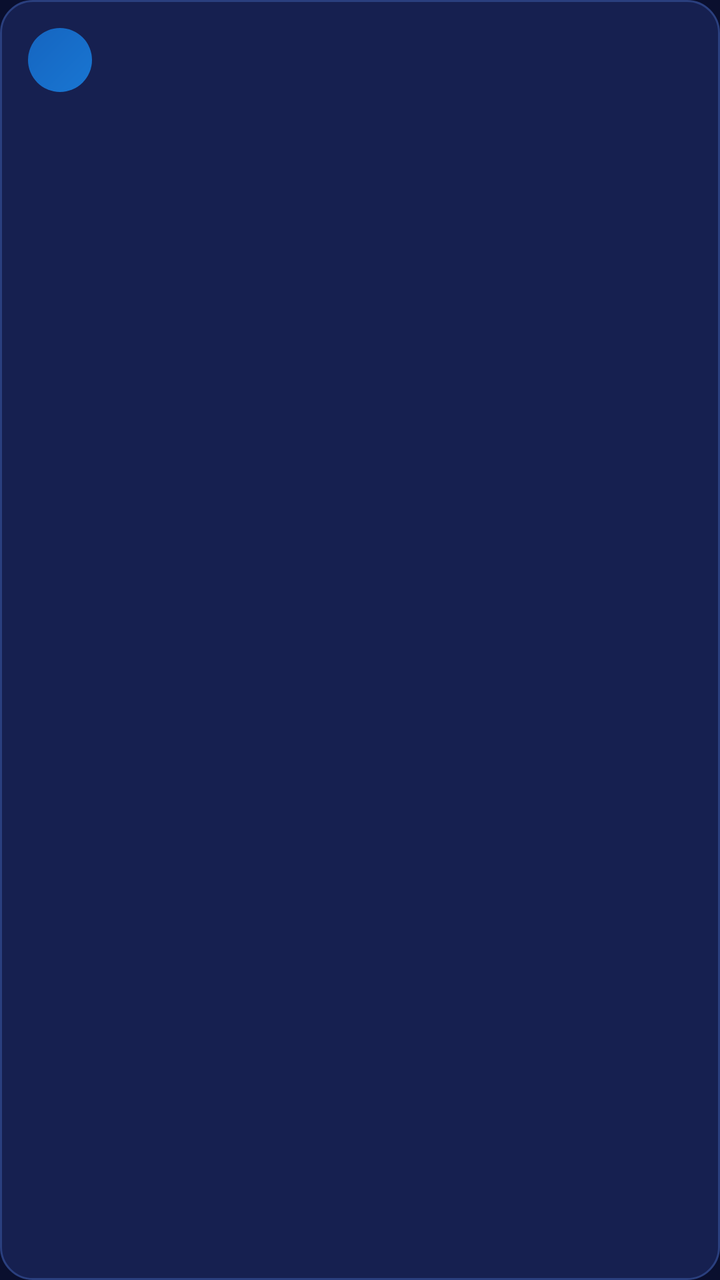
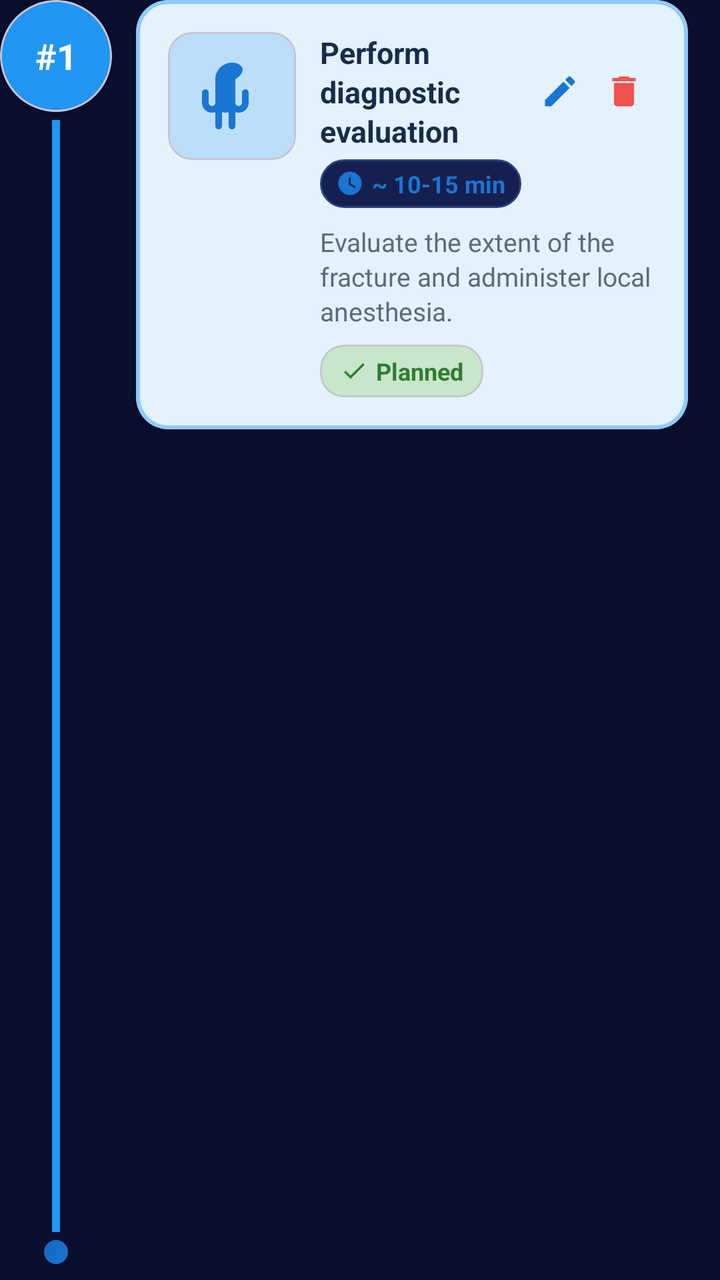

Screens rendered from an Android XML layout before and after an edit, with the pre-edit source and the edit as a unified diff.
<!-- AndroidManifest.xml: application theme Theme.SmileSync -->
<!-- res/layout/item_sequence.xml -->
<?xml version="1.0" encoding="utf-8"?>
<LinearLayout xmlns:android="http://schemas.android.com/apk/res/android"
    android:layout_width="match_parent"
    android:layout_height="wrap_content"
    android:orientation="horizontal"
    android:background="@drawable/bg_patient_card"
    android:padding="14dp"
    android:layout_marginBottom="8dp"
    android:gravity="top">

    
    <TextView
        android:id="@+id/tv_seq_order"
        android:layout_width="32dp"
        android:layout_height="32dp"
        android:background="@drawable/bg_initials_avatar"
        android:textColor="#FFFFFF"
        android:textSize="12sp"
        android:textStyle="bold"
        android:gravity="center"
        android:layout_marginRight="12dp" />

    
    <LinearLayout
        android:layout_width="0dp"
        android:layout_height="wrap_content"
        android:layout_weight="1"
        android:orientation="vertical">

        
        <LinearLayout
            android:layout_width="match_parent"
            android:layout_height="wrap_content"
            android:orientation="horizontal"
            android:gravity="center_vertical"
            android:layout_marginBottom="4dp">

            <TextView
                android:id="@+id/tv_seq_description"
                android:layout_width="0dp"
                android:layout_height="wrap_content"
                android:layout_weight="1"
                android:textColor="@color/text_white"
                android:textSize="13sp"
                android:textStyle="bold" />

            <TextView
                android:id="@+id/tv_seq_status"
                android:layout_width="wrap_content"
                android:layout_height="wrap_content"
                android:textColor="#FFFFFF"
                android:textSize="10sp"
                android:textStyle="bold"
                android:paddingLeft="8dp"
                android:paddingRight="8dp"
                android:paddingTop="3dp"
                android:paddingBottom="3dp"
                android:layout_marginLeft="6dp" />
        </LinearLayout>

        <TextView
            android:id="@+id/tv_seq_code"
            android:layout_width="wrap_content"
            android:layout_height="wrap_content"
            android:textColor="#5A7AAF"
            android:textSize="11sp"
            android:layout_marginBottom="3dp" />

        <TextView
            android:id="@+id/tv_seq_notes"
            android:layout_width="match_parent"
            android:layout_height="wrap_content"
            android:textColor="@color/text_light_gray"
            android:textSize="12sp" />
    </LinearLayout>

    
    <LinearLayout
        android:layout_width="wrap_content"
        android:layout_height="wrap_content"
        android:orientation="horizontal"
        android:gravity="center_vertical"
        android:layout_marginLeft="8dp">

        <ImageView
            android:id="@+id/btn_edit_seq"
            android:layout_width="30dp"
            android:layout_height="30dp"
            android:src="@drawable/ic_edit"
            android:padding="5dp"
            android:clickable="true"
            android:focusable="true"
            android:alpha="0.7"
            android:visibility="gone" />

        <ImageView
            android:id="@+id/btn_delete_seq"
            android:layout_width="30dp"
            android:layout_height="30dp"
            android:src="@drawable/ic_delete"
            android:padding="5dp"
            android:clickable="true"
            android:focusable="true"
            android:layout_marginLeft="2dp"
            android:visibility="gone" />
    </LinearLayout>
</LinearLayout>
<!-- resources referenced by this layout -->
<resources>
  <color name="text_light_gray">#B0BEC5</color>
  <color name="text_white">#FFFFFF</color>
  <!-- drawable bg_initials_avatar (drawable) -->
  <?xml version="1.0" encoding="utf-8"?>
  <shape xmlns:android="http://schemas.android.com/apk/res/android"
      android:shape="oval">
      <gradient
          android:angle="135"
          android:startColor="#1976D2"
          android:endColor="#1565C0"
          android:type="linear" />
  </shape>
  <!-- drawable bg_patient_card (drawable) -->
  <?xml version="1.0" encoding="utf-8"?>
  <shape xmlns:android="http://schemas.android.com/apk/res/android"
      android:shape="rectangle">
      <solid android:color="#162050" />
      <corners android:radius="16dp" />
      <stroke
          android:width="1dp"
          android:color="#2A3F7E" />
  </shape>
  <!-- drawable ic_delete (drawable) -->
  <vector xmlns:android="http://schemas.android.com/apk/res/android"
      android:width="24dp"
      android:height="24dp"
      android:viewportWidth="24"
      android:viewportHeight="24">
      <path
          android:fillColor="#EF5350"
          android:pathData="M6,19c0,1.1 0.9,2 2,2h8c1.1,0 2,-0.9 2,-2V7H6v12zM19,4h-3.5l-1,-1h-5l-1,1H5v2h14V4z" />
  </vector>
  <!-- drawable ic_edit (drawable) -->
  <vector xmlns:android="http://schemas.android.com/apk/res/android"
      android:width="24dp"
      android:height="24dp"
      android:viewportWidth="24"
      android:viewportHeight="24">
      <path
          android:fillColor="#90B4D8"
          android:pathData="M3,17.25V21h3.75L17.81,9.94l-3.75,-3.75L3,17.25zM20.71,7.04c0.39,-0.39 0.39,-1.02 0,-1.41l-2.34,-2.34c-0.39,-0.39 -1.02,-0.39 -1.41,0l-1.83,1.83 3.75,3.75 1.83,-1.83z" />
  </vector>
  <style name="Theme.SmileSync" parent="Base.Theme.SmileSync" />
  <style name="Base.Theme.SmileSync" parent="Theme.Material3.Light.NoActionBar">
          <item name="colorPrimary">@color/accent_blue</item>
          <item name="colorPrimaryVariant">@color/accent_blue_light</item>
          <item name="colorOnPrimary">@color/white</item>
          <item name="android:windowBackground">@color/bg_dark_navy</item>
          <item name="android:statusBarColor" tools:targetApi="21">@color/bg_dark_navy</item>
          <item name="android:navigationBarColor">@color/bg_dark_navy</item>
      </style>
  <color name="accent_blue">#1565C0</color>
  <color name="accent_blue_light">#1976D2</color>
  <color name="white">#FFFFFFFF</color>
  <color name="bg_dark_navy">#0A0F2E</color>
</resources>

<!-- the commit's change to res/layout/item_sequence.xml (unified diff, before → after) -->
@@ -1,107 +1,228 @@
 <?xml version="1.0" encoding="utf-8"?>
 <LinearLayout xmlns:android="http://schemas.android.com/apk/res/android"
+    xmlns:app="http://schemas.android.com/apk/res-auto"
     android:layout_width="match_parent"
     android:layout_height="wrap_content"
     android:orientation="horizontal"
-    android:background="@drawable/bg_patient_card"
-    android:padding="14dp"
-    android:layout_marginBottom="8dp"
-    android:gravity="top">
-
-    
-    <TextView
-        android:id="@+id/tv_seq_order"
-        android:layout_width="32dp"
-        android:layout_height="32dp"
-        android:background="@drawable/bg_initials_avatar"
-        android:textColor="#FFFFFF"
-        android:textSize="12sp"
-        android:textStyle="bold"
-        android:gravity="center"
-        android:layout_marginRight="12dp" />
+    android:paddingStart="0dp"
+    android:paddingEnd="16dp"
+    android:paddingTop="0dp"
+    android:paddingBottom="8dp">
 
     
     <LinearLayout
+        android:layout_width="wrap_content"
+        android:layout_height="match_parent"
+        android:orientation="vertical"
+        android:gravity="center_horizontal"
+        android:layout_marginEnd="12dp">
+
+        
+        <com.google.android.material.card.MaterialCardView
+            android:layout_width="56dp"
+            android:layout_height="56dp"
+            app:cardCornerRadius="28dp"
+            app:cardElevation="4dp"
+            app:cardBackgroundColor="#2196F3">
+
+            <TextView
+                android:id="@+id/tv_seq_order"
+                android:layout_width="match_parent"
+                android:layout_height="match_parent"
+                android:gravity="center"
+                android:textColor="#FFFFFF"
+                android:textSize="18sp"
+                android:textStyle="bold"
+                android:text="#1" />
+        </com.google.android.material.card.MaterialCardView>
+
+        
+        <View
+            android:id="@+id/view_timeline_line"
+            android:layout_width="4dp"
+            android:layout_height="0dp"
+            android:layout_weight="1"
+            android:layout_marginTop="4dp"
+            android:background="#2196F3" />
+
+        
+        <View
+            android:id="@+id/view_timeline_dot"
+            android:layout_width="12dp"
+            android:layout_height="12dp"
+            android:layout_marginTop="4dp"
+            android:background="@drawable/bg_initials_avatar" />
+    </LinearLayout>
+
+    
+    <com.google.android.material.card.MaterialCardView
         android:layout_width="0dp"
         android:layout_height="wrap_content"
         android:layout_weight="1"
-        android:orientation="vertical">
-
-        
+        android:layout_marginTop="0dp"
+        app:cardCornerRadius="16dp"
+        app:cardElevation="2dp"
+        app:cardBackgroundColor="#E3F2FD"
+        app:strokeColor="#90CAF9"
+        app:strokeWidth="2dp">
+
         <LinearLayout
             android:layout_width="match_parent"
             android:layout_height="wrap_content"
             android:orientation="horizontal"
-            android:gravity="center_vertical"
-            android:layout_marginBottom="4dp">
-
-            <TextView
-                android:id="@+id/tv_seq_description"
+            android:padding="16dp">
+
+            
+            <com.google.android.material.card.MaterialCardView
+                android:layout_width="64dp"
+                android:layout_height="64dp"
+                android:layout_marginEnd="12dp"
+                app:cardCornerRadius="12dp"
+                app:cardElevation="0dp"
+                app:cardBackgroundColor="#BBDEFB">
+
+                <ImageView
+                    android:id="@+id/iv_seq_icon"
+                    android:layout_width="40dp"
+                    android:layout_height="40dp"
+                    android:layout_gravity="center"
+                    android:src="@drawable/ic_treatment"
+                    android:tint="#1976D2" />
+            </com.google.android.material.card.MaterialCardView>
+
+            
+            <LinearLayout
                 android:layout_width="0dp"
                 android:layout_height="wrap_content"
                 android:layout_weight="1"
-                android:textColor="@color/text_white"
-                android:textSize="13sp"
-                android:textStyle="bold" />
-
-            <TextView
-                android:id="@+id/tv_seq_status"
-                android:layout_width="wrap_content"
-                android:layout_height="wrap_content"
-                android:textColor="#FFFFFF"
-                android:textSize="10sp"
-                android:textStyle="bold"
-                android:paddingLeft="8dp"
-                android:paddingRight="8dp"
-                android:paddingTop="3dp"
-                android:paddingBottom="3dp"
-                android:layout_marginLeft="6dp" />
+                android:orientation="vertical">
+
+                
+                <LinearLayout
+                    android:layout_width="match_parent"
+                    android:layout_height="wrap_content"
+                    android:orientation="horizontal"
+                    android:gravity="center_vertical">
+
+                    <TextView
+                        android:id="@+id/tv_seq_description"
+                        android:layout_width="0dp"
+                        android:layout_height="wrap_content"
+                        android:layout_weight="1"
+                        android:textColor="#1A2B4A"
+                        android:textSize="15sp"
+                        android:textStyle="bold"
+                        android:lineSpacingExtra="2dp"
+                        android:text="Perform diagnostic evaluation" />
+
+                    
+                    <ImageView
+                        android:id="@+id/btn_edit_seq"
+                        android:layout_width="32dp"
+                        android:layout_height="32dp"
+                        android:src="@drawable/ic_edit"
+                        android:padding="6dp"
+                        android:clickable="true"
+                        android:focusable="true"
+                        android:background="?attr/selectableItemBackgroundBorderless"
+                        android:tint="#1976D2"
+                        android:visibility="visible" />
+
+                    <ImageView
+                        android:id="@+id/btn_delete_seq"
+                        android:layout_width="32dp"
+                        android:layout_height="32dp"
+                        android:src="@drawable/ic_delete"
+                        android:padding="6dp"
+                        android:clickable="true"
+                        android:focusable="true"
+                        android:background="?attr/selectableItemBackgroundBorderless"
+                        android:tint="#EF5350"
+                        android:visibility="visible" />
+                </LinearLayout>
+
+                
+                <LinearLayout
+                    android:id="@+id/layout_duration"
+                    android:layout_width="wrap_content"
+                    android:layout_height="wrap_content"
+                    android:orientation="horizontal"
+                    android:gravity="center_vertical"
+                    android:layout_marginTop="4dp"
+                    android:background="@drawable/bg_chip_modern"
+                    android:paddingStart="8dp"
+                    android:paddingEnd="8dp"
+                    android:paddingTop="4dp"
+                    android:paddingBottom="4dp"
+                    android:visibility="visible">
+
+                    <ImageView
+                        android:layout_width="14dp"
+                        android:layout_height="14dp"
+                        android:src="@drawable/ic_time"
+                        android:tint="#1976D2"
+                        android:layout_marginEnd="4dp" />
+
+                    <TextView
+                        android:id="@+id/tv_seq_code"
+                        android:layout_width="wrap_content"
+                        android:layout_height="wrap_content"
+                        android:textColor="#1976D2"
+                        android:textSize="12sp"
+                        android:textStyle="bold"
+                        android:text="~ 10-15 min" />
+                </LinearLayout>
+
+                
+                <TextView
+                    android:id="@+id/tv_seq_notes"
+                    android:layout_width="match_parent"
+                    android:layout_height="wrap_content"
+                    android:layout_marginTop="8dp"
+                    android:textColor="#5A6B7D"
+                    android:textSize="13sp"
+                    android:lineSpacingExtra="2dp"
+                    android:text="Evaluate the extent of the fracture and administer local anesthesia."
+                    android:visibility="visible" />
+
+                
+                <com.google.android.material.card.MaterialCardView
+                    android:id="@+id/layout_status"
+                    android:layout_width="wrap_content"
+                    android:layout_height="wrap_content"
+                    android:layout_marginTop="8dp"
+                    app:cardCornerRadius="12dp"
+                    app:cardElevation="0dp"
+                    app:cardBackgroundColor="#C8E6C9">
+
+                    <LinearLayout
+                        android:layout_width="wrap_content"
+                        android:layout_height="wrap_content"
+                        android:orientation="horizontal"
+                        android:gravity="center_vertical"
+                        android:paddingStart="10dp"
+                        android:paddingEnd="10dp"
+                        android:paddingTop="5dp"
+                        android:paddingBottom="5dp">
+
+                        <ImageView
+                            android:layout_width="14dp"
+                            android:layout_height="14dp"
+                            android:src="@drawable/ic_check"
+                            android:tint="#2E7D32"
+                            android:layout_marginEnd="4dp" />
+
+                        <TextView
+                            android:id="@+id/tv_seq_status"
+                            android:layout_width="wrap_content"
+                            android:layout_height="wrap_content"
+                            android:textColor="#2E7D32"
+                            android:textSize="12sp"
+                            android:textStyle="bold"
+                            android:text="Planned" />
+                    </LinearLayout>
+                </com.google.android.material.card.MaterialCardView>
+            </LinearLayout>
         </LinearLayout>
-
-        <TextView
-            android:id="@+id/tv_seq_code"
-            android:layout_width="wrap_content"
-            android:layout_height="wrap_content"
-            android:textColor="#5A7AAF"
-            android:textSize="11sp"
-            android:layout_marginBottom="3dp" />
-
-        <TextView
-            android:id="@+id/tv_seq_notes"
-            android:layout_width="match_parent"
-            android:layout_height="wrap_content"
-            android:textColor="@color/text_light_gray"
-            android:textSize="12sp" />
-    </LinearLayout>
-
-    
-    <LinearLayout
-        android:layout_width="wrap_content"
-        android:layout_height="wrap_content"
-        android:orientation="horizontal"
-        android:gravity="center_vertical"
-        android:layout_marginLeft="8dp">
-
-        <ImageView
-            android:id="@+id/btn_edit_seq"
-            android:layout_width="30dp"
-            android:layout_height="30dp"
-            android:src="@drawable/ic_edit"
-            android:padding="5dp"
-            android:clickable="true"
-            android:focusable="true"
-            android:alpha="0.7"
-            android:visibility="gone" />
-
-        <ImageView
-            android:id="@+id/btn_delete_seq"
-            android:layout_width="30dp"
-            android:layout_height="30dp"
-            android:src="@drawable/ic_delete"
-            android:padding="5dp"
-            android:clickable="true"
-            android:focusable="true"
-            android:layout_marginLeft="2dp"
-            android:visibility="gone" />
-    </LinearLayout>
+    </com.google.android.material.card.MaterialCardView>
 </LinearLayout>
<!-- resource entries referenced after the edit -->
@@ -1,7 +1,15 @@
 <!-- resources referenced by this layout -->
 <resources>
-  <color name="text_light_gray">#B0BEC5</color>
-  <color name="text_white">#FFFFFF</color>
+  <!-- drawable bg_chip_modern (drawable) -->
+  <?xml version="1.0" encoding="utf-8"?>
+  <shape xmlns:android="http://schemas.android.com/apk/res/android"
+      android:shape="rectangle">
+      <solid android:color="#162050" />
+      <corners android:radius="20dp" />
+      <stroke
+          android:width="1dp"
+          android:color="#2A3F7E" />
+  </shape>
   <!-- drawable bg_initials_avatar (drawable) -->
   <?xml version="1.0" encoding="utf-8"?>
   <shape xmlns:android="http://schemas.android.com/apk/res/android"
@@ -12,16 +20,17 @@
           android:endColor="#1565C0"
           android:type="linear" />
   </shape>
-  <!-- drawable bg_patient_card (drawable) -->
+  <!-- drawable ic_check (drawable) -->
   <?xml version="1.0" encoding="utf-8"?>
-  <shape xmlns:android="http://schemas.android.com/apk/res/android"
-      android:shape="rectangle">
-      <solid android:color="#162050" />
-      <corners android:radius="16dp" />
-      <stroke
-          android:width="1dp"
-          android:color="#2A3F7E" />
-  </shape>
+  <vector xmlns:android="http://schemas.android.com/apk/res/android"
+      android:width="24dp"
+      android:height="24dp"
+      android:viewportWidth="24"
+      android:viewportHeight="24">
+      <path
+          android:fillColor="#000000"
+          android:pathData="M9,16.17L4.83,12l-1.42,1.41L9,19 21,7l-1.41,-1.41z"/>
+  </vector>
   <!-- drawable ic_delete (drawable) -->
   <vector xmlns:android="http://schemas.android.com/apk/res/android"
       android:width="24dp"
@@ -42,6 +51,28 @@
           android:fillColor="#90B4D8"
           android:pathData="M3,17.25V21h3.75L17.81,9.94l-3.75,-3.75L3,17.25zM20.71,7.04c0.39,-0.39 0.39,-1.02 0,-1.41l-2.34,-2.34c-0.39,-0.39 -1.02,-0.39 -1.41,0l-1.83,1.83 3.75,3.75 1.83,-1.83z" />
   </vector>
+  <!-- drawable ic_time (drawable) -->
+  <?xml version="1.0" encoding="utf-8"?>
+  <vector xmlns:android="http://schemas.android.com/apk/res/android"
+      android:width="24dp"
+      android:height="24dp"
+      android:viewportWidth="24"
+      android:viewportHeight="24">
+      <path
+          android:fillColor="#000000"
+          android:pathData="M12,2C6.5,2 2,6.5 2,12s4.5,10 10,10s10,-4.5 10,-10S17.5,2 12,2zM16.2,16.2L11,13V7h1.5v5.2l4.5,2.7L16.2,16.2z"/>
+  </vector>
+  <!-- drawable ic_treatment (drawable) -->
+  <?xml version="1.0" encoding="utf-8"?>
+  <vector xmlns:android="http://schemas.android.com/apk/res/android"
+      android:width="24dp"
+      android:height="24dp"
+      android:viewportWidth="24"
+      android:viewportHeight="24">
+      <path
+          android:fillColor="#000000"
+          android:pathData="M12,2C9.24,2 7,4.24 7,7v7c0,0.55 -0.45,1 -1,1s-1,-0.45 -1,-1v-3c0,-0.55 -0.45,-1 -1,-1s-1,0.45 -1,1v3c0,1.66 1.34,3 3,3c0.35,0 0.69,-0.06 1,-0.17V21c0,0.55 0.45,1 1,1s1,-0.45 1,-1v-4.17c0.31,0.11 0.65,0.17 1,0.17s0.69,-0.06 1,-0.17V21c0,0.55 0.45,1 1,1s1,-0.45 1,-1v-4.17c0.31,0.11 0.65,0.17 1,0.17c1.66,0 3,-1.34 3,-3v-3c0,-0.55 -0.45,-1 -1,-1s-1,0.45 -1,1v3c0,0.55 -0.45,1 -1,1s-1,-0.45 -1,-1V7C17,4.24 14.76,2 12,2z"/>
+  </vector>
   <style name="Theme.SmileSync" parent="Base.Theme.SmileSync" />
   <style name="Base.Theme.SmileSync" parent="Theme.Material3.Light.NoActionBar">
           <item name="colorPrimary">@color/accent_blue</item>
